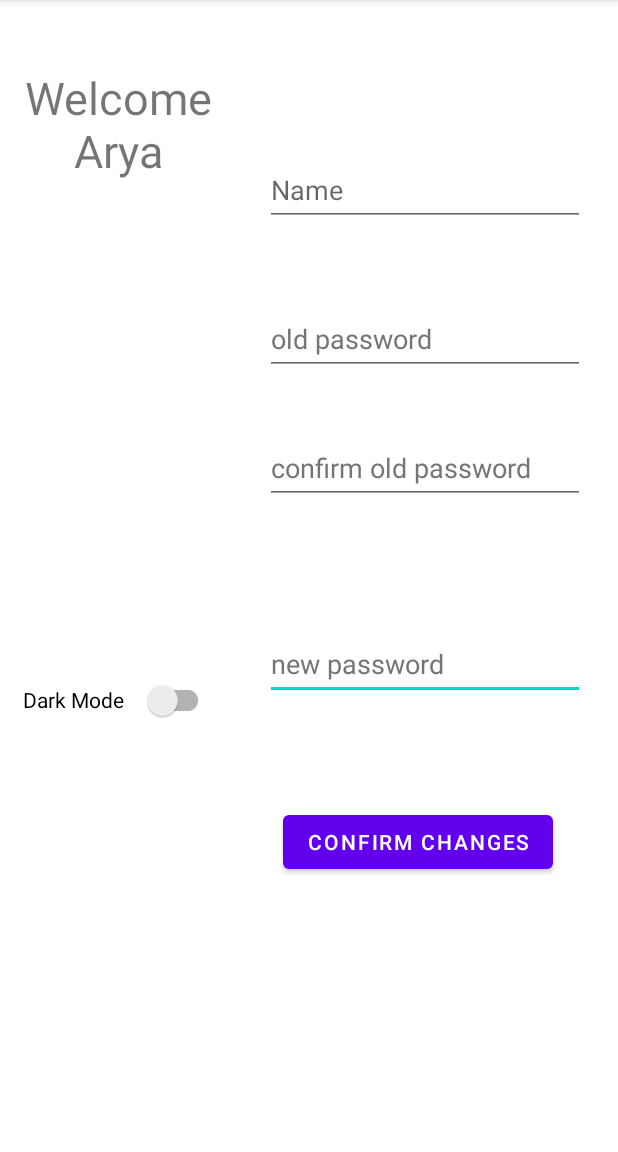
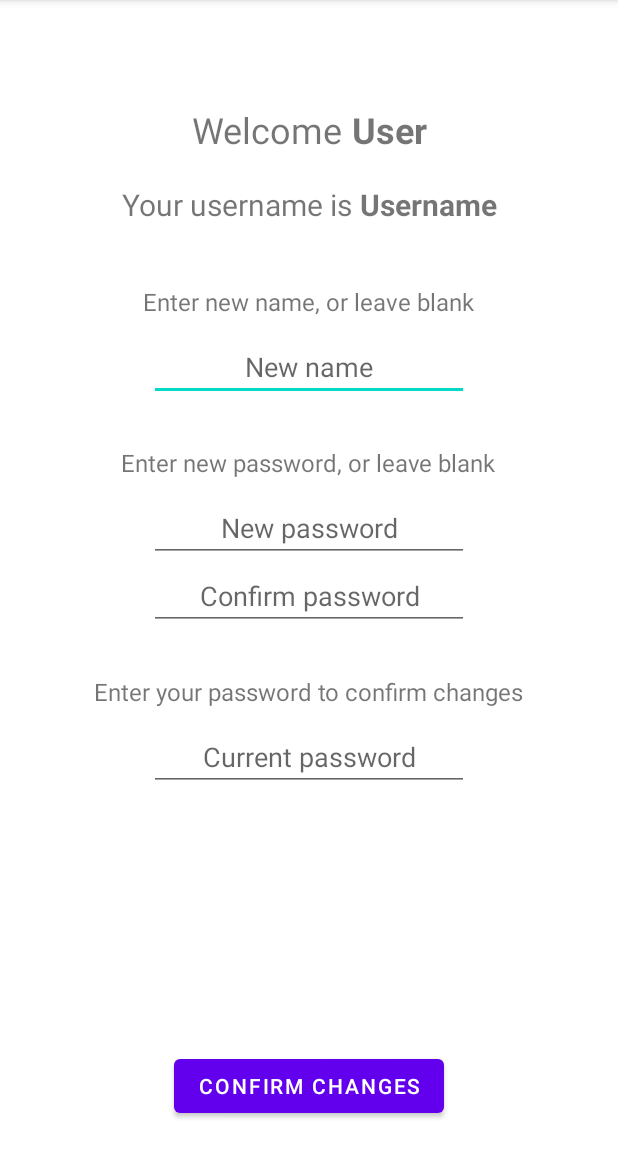
Before and after one commit to sadegh-majidi/Mobile-Programming-Final-Project, an Android app: the fragment UserPanelFragment shown on its own in the app's theme, after a tap on "CONFIRM CHANGES", on a phone screen of 412 x 824 dp, the part 84-1236 px from its top. Run offline under Robolectric (Android 15) with nearby library versions, the phone set to English and light mode, and no system bars; 3 statements that could not run were skipped.

Commit message:
User panel updated

```diff
--- a/app/src/main/AndroidManifest.xml
+++ b/app/src/main/AndroidManifest.xml
@@ -21,6 +21,7 @@
             <category android:name="android.intent.category.LAUNCHER" />
         </intent-filter>
         </activity>
+        <activity android:name=".view.HomeActivity" />
     </application>
 
 </manifest>
--- a/app/src/main/java/edu/sharif/snappfoodminus/controller/UserController.java
+++ b/app/src/main/java/edu/sharif/snappfoodminus/controller/UserController.java
@@ -40,11 +40,9 @@ public class UserController {
     }
 
     public User login(String username, String password) {
-        ArrayList<User> users = User.getAllUsers(context);
-        for (User user: users) {
-            if (user.username.equals(username) && user.password.equals(password))
-                return user;
-        }
+        User user = User.getUserByUsername(context, username);
+        if (user != null && user.password.equals(password))
+            return user;
         return null;
     }
 
--- /dev/null
+++ b/app/src/main/java/edu/sharif/snappfoodminus/temp/LoginRepository.java
@@ -0,0 +1,11 @@
+package edu.sharif.snappfoodminus.temp;
+
+import android.content.Context;
+
+public class LoginRepository {
+    public static String username;
+
+    public static User getLoggedInUser(Context context) {
+        return User.getUserByUsername(context, username);
+    }
+}
--- a/app/src/main/java/edu/sharif/snappfoodminus/temp/User.java
+++ b/app/src/main/java/edu/sharif/snappfoodminus/temp/User.java
@@ -70,4 +70,12 @@ public class User {
         db.close();
         return users;
     }
+
+    public static User getUserByUsername(Context context, String username) {
+        ArrayList<User> users = User.getAllUsers(context);
+        for (User user: users)
+            if (user.username.equals(username))
+                return user;
+        return null;
+    }
 }
--- a/app/src/main/java/edu/sharif/snappfoodminus/view/LoginFragment.java
+++ b/app/src/main/java/edu/sharif/snappfoodminus/view/LoginFragment.java
@@ -1,5 +1,6 @@
 package edu.sharif.snappfoodminus.view;
 
+import android.content.Intent;
 import android.os.Bundle;
 
 import androidx.annotation.NonNull;
@@ -18,6 +19,7 @@ import android.widget.Toast;
 
 import edu.sharif.snappfoodminus.R;
 import edu.sharif.snappfoodminus.controller.UserController;
+import edu.sharif.snappfoodminus.temp.LoginRepository;
 import edu.sharif.snappfoodminus.temp.User;
 
 public class LoginFragment extends Fragment {
@@ -89,7 +91,9 @@ public class LoginFragment extends Fragment {
                     Toast.makeText(getContext(), "Incorrect username or password",
                             Toast.LENGTH_LONG).show();
                 } else {
-                    // TODO: Login
+                    // TODO: Login for owner or admin
+                    LoginRepository.username = user.username;
+                    startActivity(new Intent(getActivity(), HomeActivity.class));
                 }
             }
         });
--- a/app/src/main/java/edu/sharif/snappfoodminus/view/UserPanelFragment.java
+++ b/app/src/main/java/edu/sharif/snappfoodminus/view/UserPanelFragment.java
@@ -1,9 +1,9 @@
 package edu.sharif.snappfoodminus.view;
 
-import static android.content.Context.MODE_PRIVATE;
 import static androidx.appcompat.app.AppCompatDelegate.MODE_NIGHT_NO;
 import static androidx.appcompat.app.AppCompatDelegate.MODE_NIGHT_YES;
 
+import android.content.Context;
 import android.content.SharedPreferences;
 import android.os.Bundle;
 import android.view.LayoutInflater;
@@ -12,6 +12,8 @@ import android.view.ViewGroup;
 import android.widget.Button;
 import android.widget.CompoundButton;
 import android.widget.EditText;
+import android.widget.TextView;
+import android.widget.Toast;
 
 import androidx.annotation.NonNull;
 import androidx.annotation.Nullable;
@@ -20,11 +22,13 @@ import androidx.appcompat.widget.SwitchCompat;
 import androidx.fragment.app.Fragment;
 
 import edu.sharif.snappfoodminus.R;
-import edu.sharif.snappfoodminus.controller.UserPanelController;
+import edu.sharif.snappfoodminus.controller.UserController;
+import edu.sharif.snappfoodminus.temp.LoginRepository;
+import edu.sharif.snappfoodminus.temp.User;
 
 public class UserPanelFragment extends Fragment {
 
-    private UserPanelController controller;
+    private UserController controller;
 
     private static final String Shared_KEY = "edu.sharif.snappfoodminus";
     private SharedPreferences sharedPreferences;
@@ -37,46 +41,70 @@ public class UserPanelFragment extends Fragment {
     @Override
     public void onViewCreated(@NonNull View view, @Nullable Bundle savedInstanceState) {
         super.onViewCreated(view, savedInstanceState);
-        controller = new UserPanelController(getActivity());
-        sharedPreferences = this.getActivity().getSharedPreferences(Shared_KEY, MODE_PRIVATE);
 
-        EditText newNameTxt = view.findViewById(R.id.userPanelNewNameText);
-        EditText oldPasswordTxt = view.findViewById(R.id.userPanelOldPasswordText);
-        EditText oldPasswordConfirmationTxt = view.findViewById(R.id.userPanelConfirmOldPasswordText);
-        EditText newPasswordTxt = view.findViewById(R.id.userPanelNewPasswordText);
+        controller = new UserController(getContext());
+        sharedPreferences = getActivity().getSharedPreferences(Shared_KEY, Context.MODE_PRIVATE);
 
-        Button changeButton = view.findViewById(R.id.changeButton);
+        TextView nameTextView = view.findViewById(R.id.userPanelName);
+        TextView usernameTextView = view.findViewById(R.id.userPanelUsername);
+        EditText newNameEditText = view.findViewById(R.id.userPanelNewName);
+        EditText newPasswordEditText = view.findViewById(R.id.userPanelNewPassword);
+        EditText confirmPasswordEditText = view.findViewById(R.id.userPanelNewPasswordConfirm);
+        EditText currentPasswordEditText = view.findViewById(R.id.userPanelCurrentPassword);
+        Button confirmChangesButton = view.findViewById(R.id.userPanelChangeInfoButton);
 
-        SwitchCompat darkMode = view.findViewById(R.id.darkModeSwitch);
+        User loggedInUser = LoginRepository.getLoggedInUser(getContext());
+        nameTextView.setText(loggedInUser.name);
+        usernameTextView.setText(loggedInUser.username);
 
-        changeButton.setOnClickListener(new View.OnClickListener() {
-            @Override
-            public void onClick(View view) {
-                String newName = newNameTxt.getText().toString();
-                String oldPassword = oldPasswordTxt.getText().toString();
-                String oldPasswordConfirmation = oldPasswordConfirmationTxt.getText().toString();
-                String newPassword = newPasswordTxt.getText().toString();
-                String errorMsg = null;
+        confirmChangesButton.setOnClickListener(v -> {
+            String newName = newNameEditText.getText().toString().trim();
+            String newPassword = newPasswordEditText.getText().toString().trim();
+            String confirmPassword = confirmPasswordEditText.getText().toString().trim();
+            String currentPassword = currentPasswordEditText.getText().toString().trim();
+            String newPasswordError = controller.getPasswordError(newPassword);
 
-                errorMsg = controller.getError(newName, oldPassword, oldPasswordConfirmation, newPassword);
+            User user = LoginRepository.getLoggedInUser(getContext());
+            if (user.password.equals(currentPassword)) {
+                if (!newName.isEmpty())
+                    user.name = newName;
+                if (newPassword.equals(confirmPassword) && newPasswordError == null)
+                    user.password = newPassword;
+                if ((newPassword.isEmpty() && confirmPassword.isEmpty()) ||
+                        (newPassword.equals(confirmPassword) && newPasswordError == null)) {
+                    User.updateUser(getContext(), user, user.username);
+                    nameTextView.setText(user.name);
+                    Toast.makeText(getContext(), "User info updated successfully", Toast.LENGTH_LONG).show();
+                } else {
+                    Toast.makeText(getContext(), "New password not allowed", Toast.LENGTH_LONG).show();
+                }
+            } else {
+                Toast.makeText(getContext(), "Incorrect password", Toast.LENGTH_LONG).show();
             }
+            newNameEditText.setText("");
+            newPasswordEditText.setText("");
+            confirmPasswordEditText.setText("");
+            currentPasswordEditText.setText("");
         });
 
-        boolean isNight = AppCompatDelegate.getDefaultNightMode() == MODE_NIGHT_YES;
-        darkMode.setChecked(isNight);
 
-        darkMode.setOnCheckedChangeListener(new CompoundButton.OnCheckedChangeListener() {
-            @Override
-            public void onCheckedChanged(CompoundButton compoundButton, boolean b) {
-                if(b) {
-                    saveDarkModeState(true);
-                    AppCompatDelegate.setDefaultNightMode(MODE_NIGHT_YES);
-                }else {
-                    saveDarkModeState(false);
-                    AppCompatDelegate.setDefaultNightMode(MODE_NIGHT_NO);
-            }
-            }
-        });
+
+//
+//        boolean isNight = AppCompatDelegate.getDefaultNightMode() == MODE_NIGHT_YES;
+//        darkMode.setChecked(isNight);
+//
+//        darkMode.setOnCheckedChangeListener(new CompoundButton.OnCheckedChangeListener() {
+//            @Override
+//            public void onCheckedChanged(CompoundButton compoundButton, boolean b) {
+//                if(b) {
+//                    saveDarkModeState(true);
+//                    AppCompatDelegate.setDefaultNightMode(MODE_NIGHT_YES);
+//                }else {
+//                    saveDarkModeState(false);
+//                    AppCompatDelegate.setDefaultNightMode(MODE_NIGHT_NO);
+//            }
+//            }
+//        });
 
 
     }
--- a/app/src/main/res/layout/fragment_user_panel.xml
+++ b/app/src/main/res/layout/fragment_user_panel.xml
@@ -5,121 +5,146 @@
     android:layout_width="match_parent"
     android:layout_height="match_parent">
 
-    <EditText
-        android:id="@+id/userPanelNewPasswordText"
+    <LinearLayout
+        android:id="@+id/linearLayout5"
         android:layout_width="wrap_content"
         android:layout_height="wrap_content"
-        android:layout_marginTop="24dp"
-        android:ems="10"
-        android:hint="new password"
-        android:inputType="textPassword"
-        android:minHeight="48dp"
-        android:textColorHint="#757575"
-        app:layout_constraintBottom_toTopOf="@+id/changeButton"
+        android:layout_marginTop="70dp"
+        android:orientation="horizontal"
         app:layout_constraintEnd_toEndOf="parent"
-        app:layout_constraintHorizontal_bias="0.465"
-        app:layout_constraintStart_toEndOf="@+id/linearLayout3"
-        app:layout_constraintTop_toBottomOf="@+id/userPanelConfirmOldPasswordText"
-        app:layout_constraintVertical_bias="0.455"
-        android:autofillHints="" />
+        app:layout_constraintStart_toStartOf="parent"
+        app:layout_constraintTop_toTopOf="parent"
+        tools:ignore="MissingConstraints">
+
+        <TextView
+            android:id="@+id/textView5"
+            android:layout_width="wrap_content"
+            android:layout_height="wrap_content"
+            android:text="Welcome "
+            android:textSize="24sp" />
+
+        <TextView
+            android:id="@+id/userPanelName"
+            android:layout_width="wrap_content"
+            android:layout_height="wrap_content"
+            android:text="User"
+            android:textSize="24sp"
+            android:textStyle="bold" />
+    </LinearLayout>
 
     <LinearLayout
-        android:id="@+id/linearLayout3"
-        android:layout_width="158dp"
-        android:layout_height="match_parent"
-        android:orientation="vertical"
-        app:layout_constraintBottom_toBottomOf="parent"
+        android:id="@+id/linearLayout8"
+        android:layout_width="wrap_content"
+        android:layout_height="wrap_content"
+        android:layout_marginTop="20dp"
+        android:orientation="horizontal"
         app:layout_constraintEnd_toEndOf="parent"
-        app:layout_constraintHorizontal_bias="0.0"
         app:layout_constraintStart_toStartOf="parent"
-        app:layout_constraintTop_toTopOf="parent"
-        app:layout_constraintVertical_bias="0.0">
+        app:layout_constraintTop_toBottomOf="@+id/linearLayout5">
 
         <TextView
-            android:id="@+id/myAccountName"
-            android:layout_width="match_parent"
-            android:layout_height="0dp"
-            android:layout_weight="0.3"
-            android:text="Welcome Arya"
-            android:textAlignment="center"
-            android:textSize="30sp"
-            android:gravity="center"
-            android:padding="15dp"
-            />
+            android:id="@+id/textView6"
+            android:layout_width="wrap_content"
+            android:layout_height="wrap_content"
+            android:text="Your username is "
+            android:textSize="20sp" />
 
-        <androidx.appcompat.widget.SwitchCompat
-            android:id="@+id/darkModeSwitch"
-            android:layout_width="match_parent"
+        <TextView
+            android:id="@+id/userPanelUsername"
+            android:layout_width="wrap_content"
             android:layout_height="wrap_content"
-            android:layout_weight="1"
-            android:padding="15dp"
-            android:text="Dark Mode"
-            />
-
+            android:text="Username"
+            android:textSize="20sp"
+            android:textStyle="bold" />
     </LinearLayout>
 
+    <LinearLayout
+        android:layout_width="wrap_content"
+        android:layout_height="wrap_content"
+        android:layout_marginTop="40dp"
+        android:gravity="center"
+        android:orientation="vertical"
+        app:layout_constraintEnd_toEndOf="parent"
+        app:layout_constraintStart_toStartOf="parent"
+        app:layout_constraintTop_toBottomOf="@+id/linearLayout8">
+
+        <TextView
+            android:id="@+id/textView8"
+            android:layout_width="wrap_content"
+            android:layout_height="wrap_content"
+            android:paddingBottom="10dp"
+            android:text="Enter new name, or leave blank"
+            android:textSize="16sp" />
+
         <EditText
-        android:id="@+id/userPanelNewNameText"
+            android:id="@+id/userPanelNewName"
             android:layout_width="wrap_content"
             android:layout_height="wrap_content"
             android:ems="10"
-        android:hint="Name"
-        android:inputType="textPersonName"
-        android:minHeight="48dp"
-        android:text=""
-        app:layout_constraintBottom_toTopOf="@+id/changeButton"
-        app:layout_constraintEnd_toEndOf="parent"
-        app:layout_constraintHorizontal_bias="0.465"
-        app:layout_constraintStart_toEndOf="@+id/linearLayout3"
-        app:layout_constraintTop_toTopOf="parent"
-        app:layout_constraintVertical_bias="0.21"
-        android:autofillHints="" />
+            android:gravity="center"
+            android:hint="New name"
+            android:inputType="textPersonName" />
+
+        <Space
+            android:layout_width="match_parent"
+            android:layout_height="30dp" />
+
+        <TextView
+            android:id="@+id/textView9"
+            android:layout_width="wrap_content"
+            android:layout_height="wrap_content"
+            android:paddingBottom="10dp"
+            android:text="Enter new password, or leave blank"
+            android:textSize="16sp" />
 
         <EditText
-        android:id="@+id/userPanelOldPasswordText"
+            android:id="@+id/userPanelNewPassword"
             android:layout_width="wrap_content"
             android:layout_height="wrap_content"
-        android:layout_marginTop="20dp"
             android:ems="10"
-        android:hint="old password"
-        android:inputType="textPassword"
-        android:minHeight="48dp"
-        android:textColorHint="#757575"
-        app:layout_constraintBottom_toTopOf="@+id/changeButton"
-        app:layout_constraintEnd_toEndOf="parent"
-        app:layout_constraintHorizontal_bias="0.465"
-        app:layout_constraintStart_toEndOf="@+id/linearLayout3"
-        app:layout_constraintTop_toBottomOf="@+id/userPanelNewNameText"
-        app:layout_constraintVertical_bias="0.098"
-        android:autofillHints="" />
+            android:gravity="center"
+            android:hint="New password"
+            android:inputType="textPassword" />
 
         <EditText
-        android:id="@+id/userPanelConfirmOldPasswordText"
+            android:id="@+id/userPanelNewPasswordConfirm"
             android:layout_width="wrap_content"
             android:layout_height="wrap_content"
-        android:layout_marginTop="24dp"
             android:ems="10"
-        android:hint="confirm old password"
-        android:inputType="textPassword"
-        android:minHeight="48dp"
-        android:textColorHint="#757575"
-        app:layout_constraintBottom_toTopOf="@+id/changeButton"
-        app:layout_constraintEnd_toEndOf="parent"
-        app:layout_constraintHorizontal_bias="0.465"
-        app:layout_constraintStart_toEndOf="@+id/linearLayout3"
-        app:layout_constraintTop_toBottomOf="@+id/userPanelOldPasswordText"
-        app:layout_constraintVertical_bias="0.064"
-        android:autofillHints="" />
+            android:gravity="center"
+            android:hint="Confirm password"
+            android:inputType="textPassword" />
+
+        <Space
+            android:layout_width="match_parent"
+            android:layout_height="30dp" />
+
+        <TextView
+            android:id="@+id/textView10"
+            android:layout_width="wrap_content"
+            android:layout_height="wrap_content"
+            android:paddingBottom="10dp"
+            android:text="Enter your password to confirm changes"
+            android:textSize="16sp" />
+
+        <EditText
+            android:id="@+id/userPanelCurrentPassword"
+            android:layout_width="wrap_content"
+            android:layout_height="wrap_content"
+            android:ems="10"
+            android:gravity="center"
+            android:hint="Current password"
+            android:inputType="textPassword" />
+    </LinearLayout>
 
     <Button
-        android:id="@+id/changeButton"
+        android:id="@+id/userPanelChangeInfoButton"
         android:layout_width="wrap_content"
         android:layout_height="wrap_content"
-        android:text="Confirm changes"
+        android:layout_marginBottom="20dp"
+        android:text="Confirm Changes"
         app:layout_constraintBottom_toBottomOf="parent"
         app:layout_constraintEnd_toEndOf="parent"
-        app:layout_constraintHorizontal_bias="0.41"
-        app:layout_constraintStart_toEndOf="@+id/linearLayout3"
-        app:layout_constraintTop_toTopOf="parent"
-        app:layout_constraintVertical_bias="0.746" />
+        app:layout_constraintStart_toStartOf="parent" />
+
 </androidx.constraintlayout.widget.ConstraintLayout>
```
Lines whose indentation alone changed are shown as unchanged.
